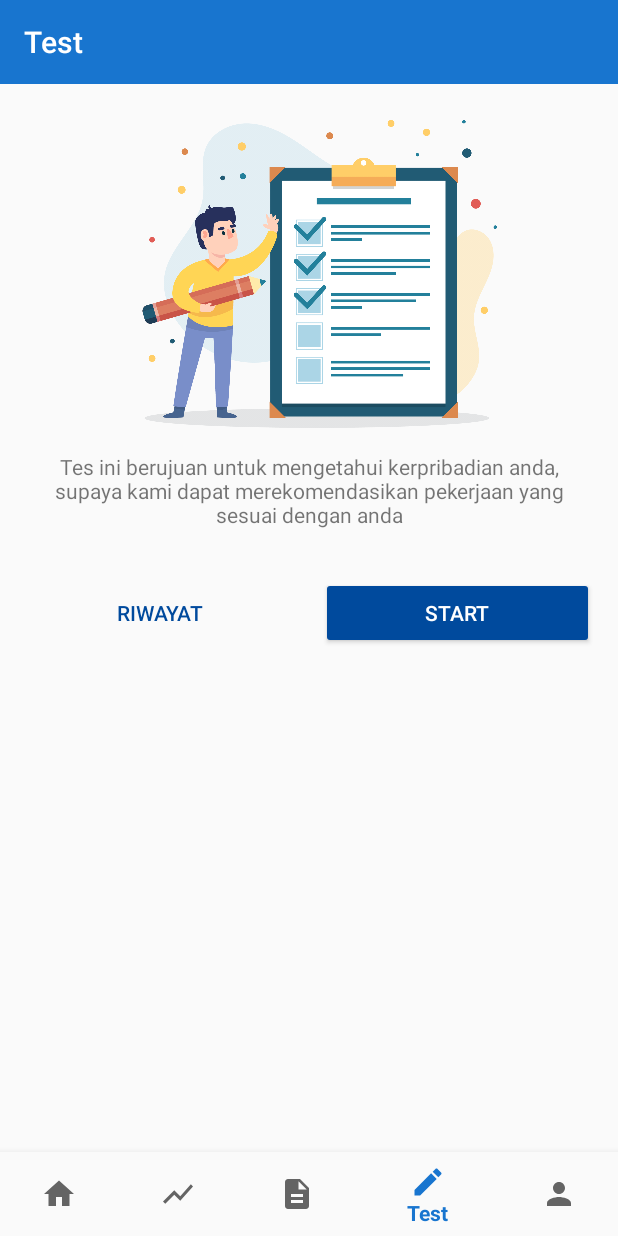
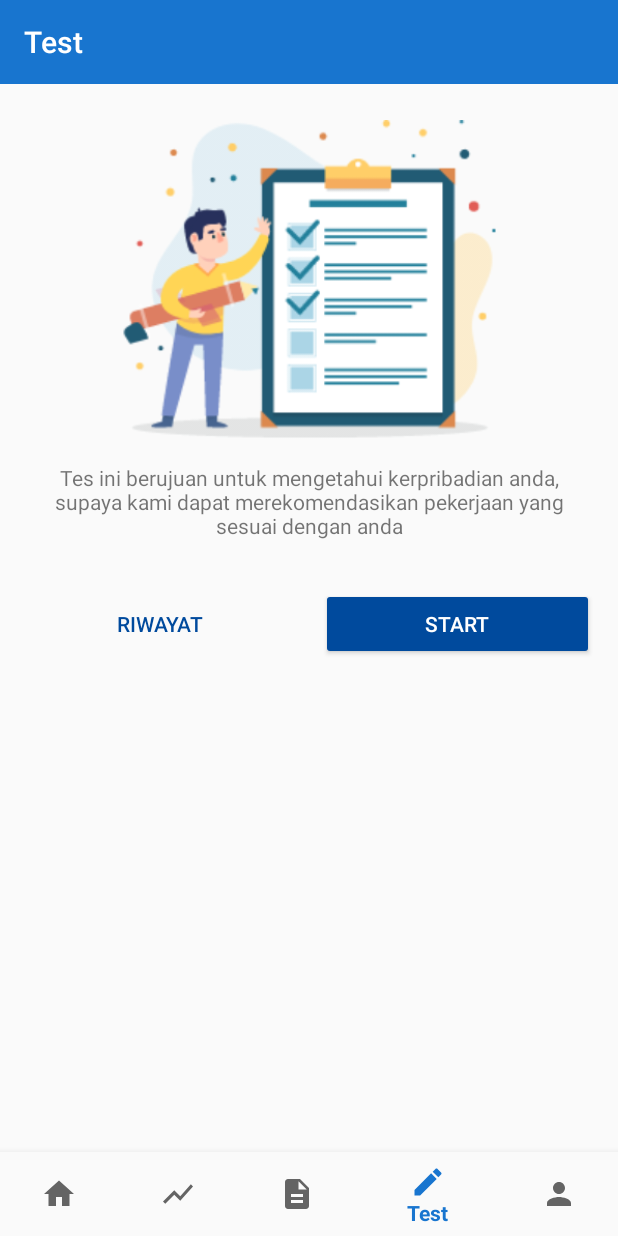
Before and after one commit to ahmadfaizk/android-masukerja, an Android app: the TestFragment screen opened through its navigation route, on a phone screen of 412 x 824 dp. Run offline under Robolectric (Android 15) with nearby library versions, the phone set to English and light mode, and no system bars; our stand-ins replace navigation-ui.

Commit message:
change test image

```diff
--- a/app/src/main/AndroidManifest.xml
+++ b/app/src/main/AndroidManifest.xml
@@ -28,8 +28,7 @@
             android:name=".view.ui.MainActivity"
             android:theme="@style/AppTheme2" />
         <activity
-            android:name=".view.ui.HomeActivity"
-            android:theme="@style/AppTheme3" />
+            android:name=".view.ui.HomeActivity" />
         <activity
             android:name=".view.ui.SplashActivity"
             android:theme="@style/AppTheme2">
--- a/app/src/main/java/com/rpl/masukerja/view/ui/HomeActivity.kt
+++ b/app/src/main/java/com/rpl/masukerja/view/ui/HomeActivity.kt
@@ -17,7 +17,7 @@ class HomeActivity : AppCompatActivity() {
         super.onCreate(savedInstanceState)
         setContentView(R.layout.activity_home)
 
-        setSupportActionBar(toolbar)
+        supportActionBar?.elevation = 0f
 
         val navController = findNavController(R.id.nav_host_fragment)
         val appBarConfiguration = AppBarConfiguration.Builder(
--- a/app/src/main/res/layout/activity_home.xml
+++ b/app/src/main/res/layout/activity_home.xml
@@ -1,5 +1,5 @@
 <?xml version="1.0" encoding="utf-8"?>
-<androidx.coordinatorlayout.widget.CoordinatorLayout xmlns:android="http://schemas.android.com/apk/res/android"
+<RelativeLayout xmlns:android="http://schemas.android.com/apk/res/android"
     xmlns:tools="http://schemas.android.com/tools"
     xmlns:app="http://schemas.android.com/apk/res-auto"
     android:id="@+id/container"
@@ -7,25 +7,16 @@
     android:layout_height="match_parent"
     tools:context=".view.ui.HomeActivity">
 
-    <com.google.android.material.appbar.AppBarLayout
-        android:layout_width="match_parent"
-        android:layout_height="wrap_content"
-        app:elevation="0dp">
-        <androidx.appcompat.widget.Toolbar
-            android:id="@+id/toolbar"
-            android:layout_width="match_parent"
-            android:layout_height="?attr/actionBarSize"
-            android:background="@color/colorPrimary"
-            app:titleTextColor="@android:color/white"
-            app:layout_scrollFlags="scroll|enterAlways" />
-    </com.google.android.material.appbar.AppBarLayout>
-
     <fragment
         app:layout_behavior="com.google.android.material.appbar.AppBarLayout$ScrollingViewBehavior"
         android:id="@+id/nav_host_fragment"
         android:name="androidx.navigation.fragment.NavHostFragment"
         android:layout_width="match_parent"
         android:layout_height="match_parent"
+        android:layout_above="@id/nav_view"
+        android:layout_alignParentTop="true"
+        android:layout_alignParentStart="true"
+        android:layout_alignParentEnd="true"
         app:defaultNavHost="true"
         app:navGraph="@navigation/mobile_navigation" />
 
@@ -33,8 +24,8 @@
         android:id="@+id/nav_view"
         android:layout_width="match_parent"
         android:layout_height="wrap_content"
-        android:layout_gravity="bottom"
+        android:layout_alignParentBottom="true"
         android:background="?android:attr/windowBackground"
         android:elevation="4dp"
         app:menu="@menu/bottom_nav_menu"/>
-</androidx.coordinatorlayout.widget.CoordinatorLayout>
+</RelativeLayout>
--- a/app/src/main/res/layout/fragment_home.xml
+++ b/app/src/main/res/layout/fragment_home.xml
@@ -65,6 +65,7 @@
             android:layout_marginTop="8dp"
             android:layout_marginEnd="16dp"
             android:layout_marginRight="16dp"
+            android:layout_marginBottom="8dp"
             tools:listitem="@layout/item_job"
             tools:itemCount="3"
             app:layout_constraintEnd_toEndOf="parent"
```
Also changed, not shown: app/src/main/res/drawable/img_test.png.
